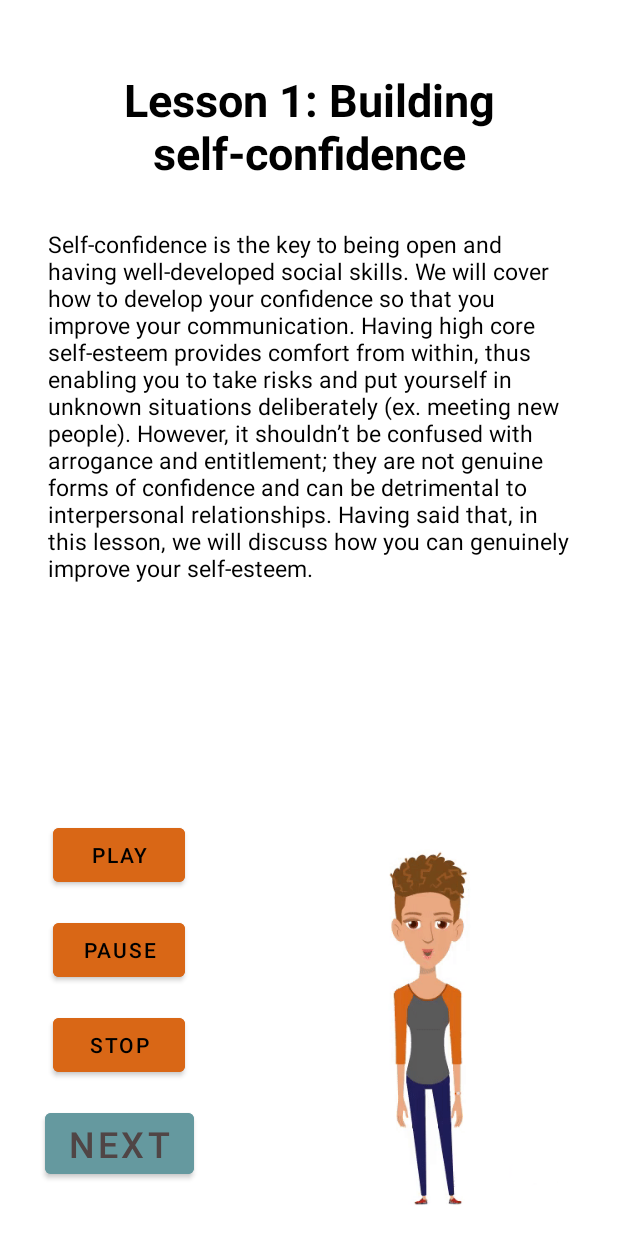
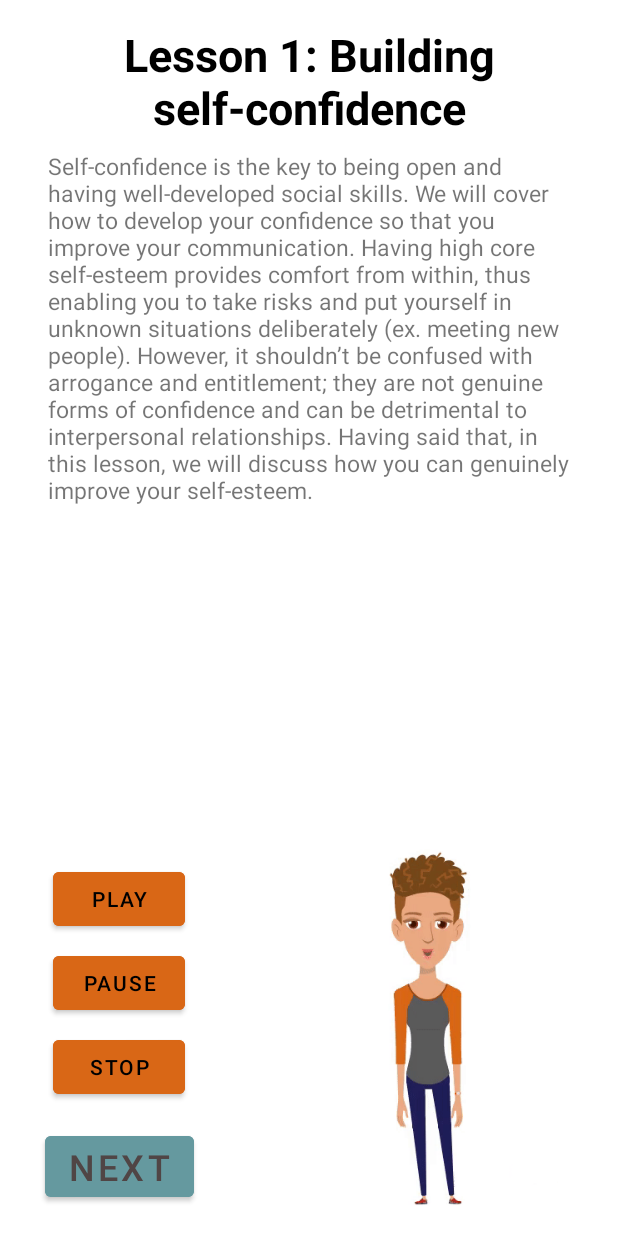
Before and after one commit to TeddyK333/PrattleBattleOfficial, an Android app: the LessonActivity screen opened directly, with no data from a screen before it, on a phone screen of 412 x 824 dp. Run offline under Robolectric (Android 15) with nearby library versions, the phone set to English and light mode, and no system bars.

Commit message:
scroll for text

```diff
--- a/app/src/main/res/layout/activity_lesson.xml
+++ b/app/src/main/res/layout/activity_lesson.xml
@@ -11,7 +11,7 @@
         android:layout_width="wrap_content"
         android:layout_height="wrap_content"
         android:layout_marginStart="30dp"
-        android:layout_marginBottom="35dp"
+        android:layout_marginBottom="20dp"
         android:backgroundTint="@color/nextButton"
         android:text="@string/NextButton"
         android:textColor="@color/nextButtonText"
@@ -23,7 +23,7 @@
         android:id="@+id/TextViewLessonTitle"
         android:layout_width="wrap_content"
         android:layout_height="0dp"
-        android:layout_marginTop="46dp"
+        android:layout_marginTop="16dp"
         android:backgroundTint="@color/black"
         android:text="@string/Title"
         android:textAlignment="center"
@@ -43,26 +43,31 @@
         app:layout_constraintBottom_toBottomOf="parent"
         app:layout_constraintEnd_toEndOf="parent" />
 
+    <ScrollView
+        android:layout_width="match_parent"
+        android:layout_height="0dp"
+        android:layout_marginTop="8dp"
+        app:layout_constraintBottom_toTopOf="@+id/gifCharacterImageView"
+        app:layout_constraintTop_toBottomOf="@+id/TextViewLessonTitle"
+        tools:layout_editor_absoluteX="195dp">
+
         <TextView
             android:id="@+id/TextViewLesson"
-        android:layout_width="wrap_content"
+            android:layout_width="fill_parent"
             android:layout_height="wrap_content"
-        android:layout_marginTop="30dp"
             android:paddingStart="32dp"
             android:paddingEnd="32dp"
+            android:scrollbars="vertical"
             android:text="@string/Content"
-        android:textColor="@color/black"
-        android:textSize="15sp"
-        app:layout_constraintEnd_toEndOf="parent"
-        app:layout_constraintStart_toStartOf="parent"
-        app:layout_constraintTop_toBottomOf="@+id/TextViewLessonTitle" />
+            android:textSize="15sp" />
+    </ScrollView>
 
     <Button
         android:id="@+id/buttonPlay"
         android:layout_width="wrap_content"
         android:layout_height="wrap_content"
         android:layout_marginStart="35dp"
-        android:layout_marginBottom="15dp"
+        android:layout_marginBottom="8dp"
         android:backgroundTint="@color/mainButtons"
         android:shadowColor="#4C3434"
         android:text="@string/play"
@@ -76,7 +81,7 @@
         android:layout_width="wrap_content"
         android:layout_height="wrap_content"
         android:layout_marginStart="35dp"
-        android:layout_marginBottom="15dp"
+        android:layout_marginBottom="8dp"
         android:backgroundTint="@color/mainButtons"
         android:text="@string/pause"
         android:textColor="@color/black"
@@ -88,7 +93,7 @@
         android:layout_width="wrap_content"
         android:layout_height="wrap_content"
         android:layout_marginStart="35dp"
-        android:layout_marginBottom="15dp"
+        android:layout_marginBottom="16dp"
         android:backgroundTint="@color/mainButtons"
         android:text="@string/stop"
         android:textColor="@color/black"
```
Lines whose indentation alone changed are shown as unchanged.
